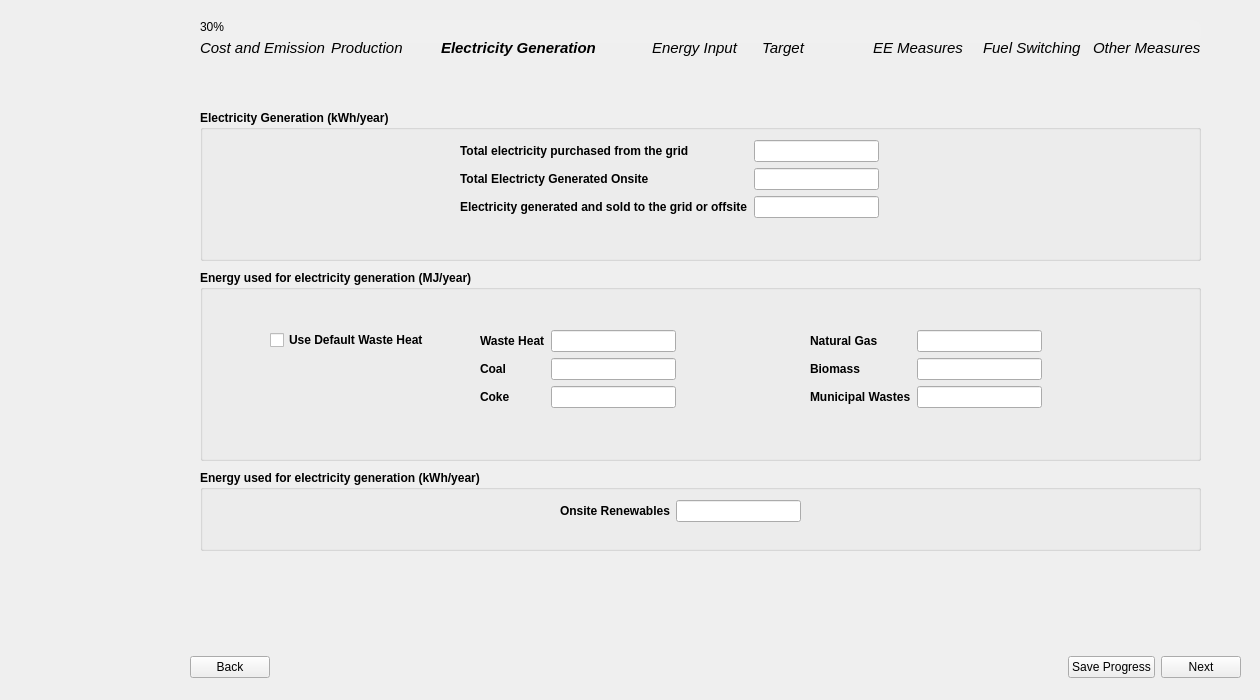
Qt form 00_BEST_windows/ui_files_latest/Page5_ElectricityGenerationInput_qwidget.ui (WongCurtis95/lbnl_best_public) before a commit.
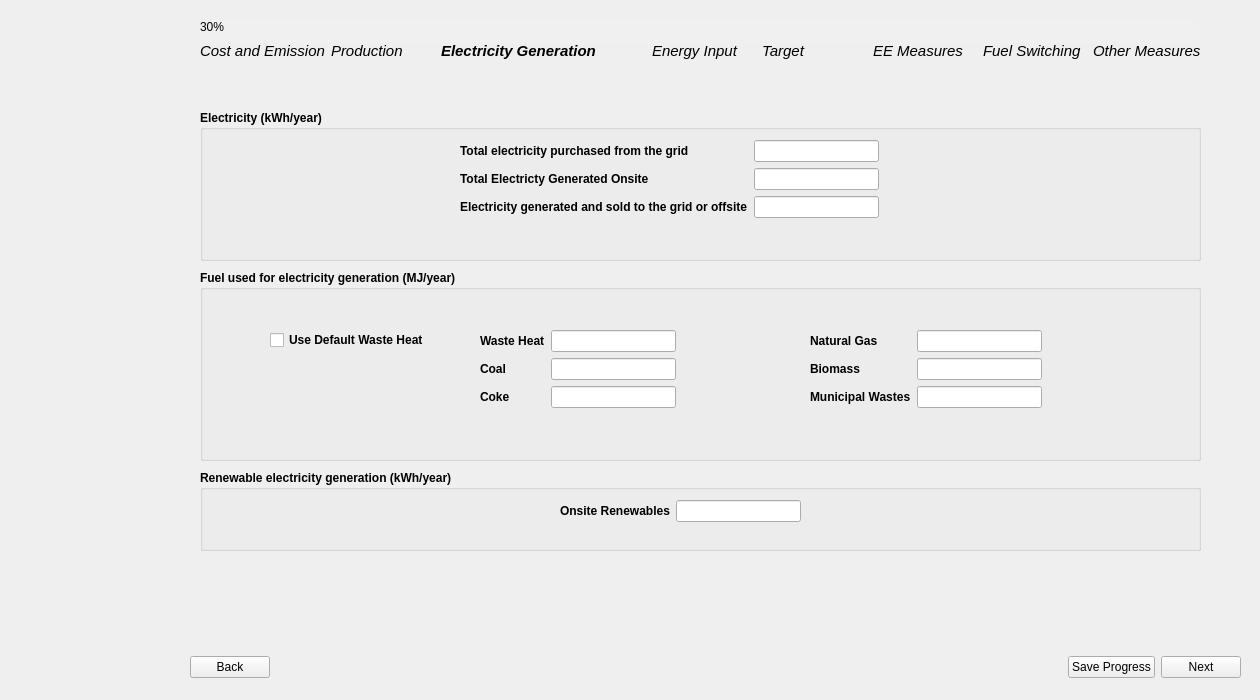
The same form after that commit. Icons and pictures are not drawn.

Diff of the .ui file:
```diff
--- a/00_BEST_windows/ui_files_latest/Page5_ElectricityGenerationInput_qwidget.ui
+++ b/00_BEST_windows/ui_files_latest/Page5_ElectricityGenerationInput_qwidget.ui
@@ -125,7 +125,7 @@
 myLineEdit-&gt;setFixedSize(200, 30)</string>
    </property>
    <property name="title">
-    <string>Electricity Generation (kWh/year)</string>
+    <string>Electricity (kWh/year)</string>
    </property>
    <widget class="QWidget" name="layoutWidget_5">
     <property name="geometry">
@@ -215,7 +215,7 @@
     </font>
    </property>
    <property name="title">
-    <string>Energy used for electricity generation (MJ/year)</string>
+    <string>Fuel used for electricity generation (MJ/year)</string>
    </property>
    <widget class="QWidget" name="layoutWidget_4">
     <property name="geometry">
@@ -390,7 +390,7 @@
     </font>
    </property>
    <property name="title">
-    <string>Energy used for electricity generation (kWh/year)</string>
+    <string>Renewable electricity generation (kWh/year)</string>
    </property>
    <widget class="QWidget" name="layoutWidget_6">
     <property name="geometry">
@@ -475,7 +475,7 @@
      <x>200</x>
      <y>40</y>
      <width>1001</width>
-     <height>16</height>
+     <height>22</height>
     </rect>
    </property>
    <layout class="QGridLayout" name="gridLayout_11">
```
